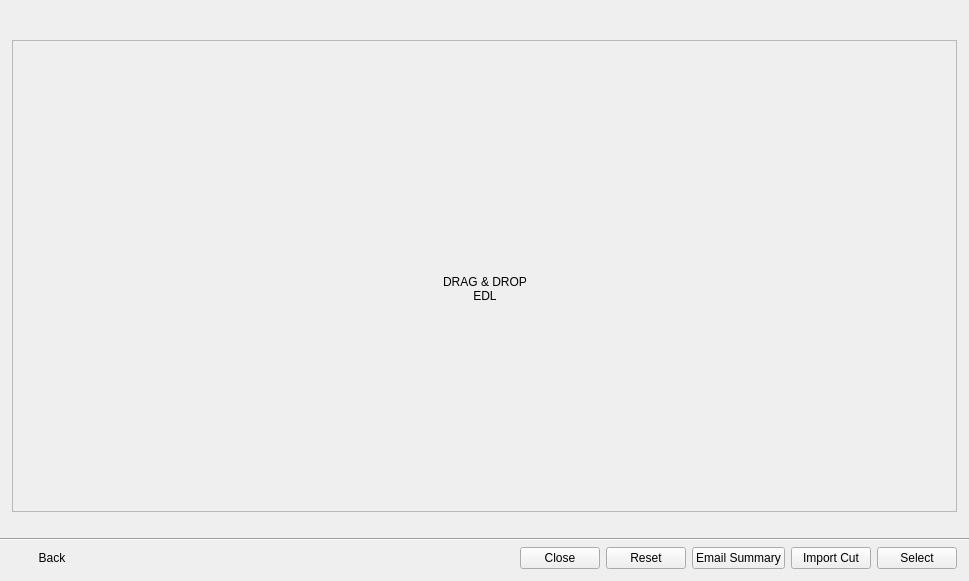
First picture: the form in resources/dialog.ui, repository shotgunsoftware/tk-multi-importcut, before the edit.
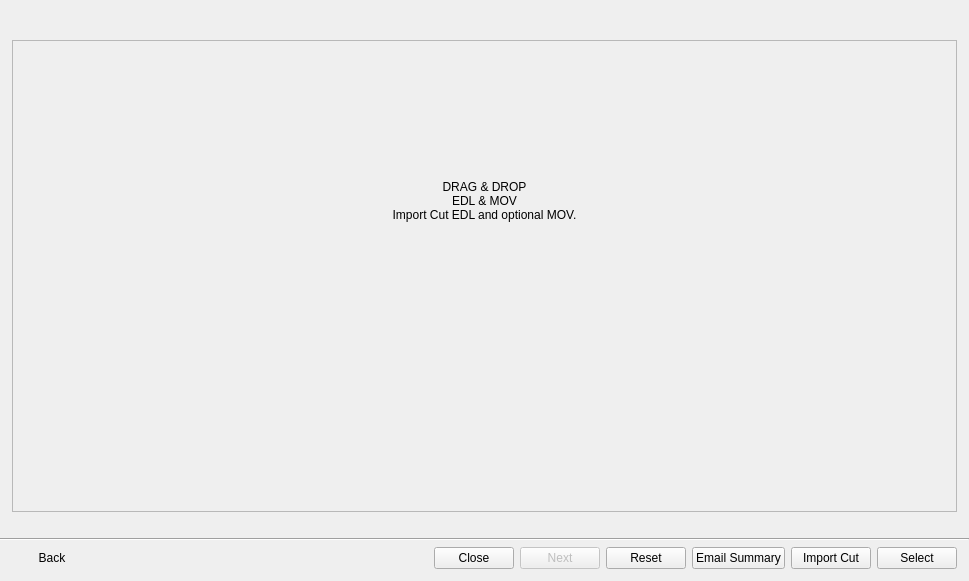
Second picture: the form after the edit. The open tabs and pages were chosen to show the change. Icons and pictures are not drawn. Custom widgets are drawn as their Qt base class.

The edit to the form file:
```diff
--- a/resources/dialog.ui
+++ b/resources/dialog.ui
@@ -102,81 +102,237 @@
          <property name="frameShadow">
           <enum>QFrame::Raised</enum>
          </property>
-         <layout class="QGridLayout" name="gridLayout">
-          <item row="1" column="0">
-           <spacer name="horizontalSpacer_10">
-            <property name="orientation">
-             <enum>Qt::Horizontal</enum>
+         <layout class="QVBoxLayout" name="verticalLayout_12" stretch="0,0,0,0,0,0,0">
+          <property name="spacing">
+           <number>0</number>
+          </property>
+          <property name="leftMargin">
+           <number>0</number>
+          </property>
+          <property name="topMargin">
+           <number>0</number>
+          </property>
+          <property name="rightMargin">
+           <number>0</number>
+          </property>
+          <property name="bottomMargin">
+           <number>0</number>
+          </property>
+          <item>
+           <layout class="QHBoxLayout" name="horizontalLayout_12">
+            <property name="spacing">
+             <number>0</number>
             </property>
-            <property name="sizeHint" stdset="0">
-             <size>
-              <width>40</width>
-              <height>20</height>
-             </size>
+            <property name="leftMargin">
+             <number>27</number>
             </property>
-           </spacer>
-          </item>
-          <item row="1" column="2">
-           <spacer name="horizontalSpacer_11">
-            <property name="orientation">
-             <enum>Qt::Horizontal</enum>
+            <property name="topMargin">
+             <number>30</number>
             </property>
-            <property name="sizeHint" stdset="0">
-             <size>
-              <width>40</width>
-              <height>20</height>
-             </size>
-            </property>
-           </spacer>
+            <item>
+             <widget class="QLabel" name="edl_added_icon">
+              <property name="enabled">
+               <bool>false</bool>
+              </property>
+              <property name="minimumSize">
+               <size>
+                <width>0</width>
+                <height>30</height>
+               </size>
+              </property>
+              <property name="maximumSize">
+               <size>
+                <width>30</width>
+                <height>30</height>
+               </size>
+              </property>
+              <property name="text">
+               <string/>
+              </property>
+              <property name="pixmap">
+               <pixmap resource="resources.qrc">:/tk_multi_importcut/edl_added_icon_30px.png</pixmap>
+              </property>
+              <property name="scaledContents">
+               <bool>true</bool>
+              </property>
+             </widget>
+            </item>
+            <item>
+             <widget class="QLabel" name="mov_added_icon">
+              <property name="enabled">
+               <bool>false</bool>
+              </property>
+              <property name="sizePolicy">
+               <sizepolicy hsizetype="Preferred" vsizetype="Preferred">
+                <horstretch>0</horstretch>
+                <verstretch>0</verstretch>
+               </sizepolicy>
+              </property>
+              <property name="minimumSize">
+               <size>
+                <width>0</width>
+                <height>30</height>
+               </size>
+              </property>
+              <property name="maximumSize">
+               <size>
+                <width>30</width>
+                <height>30</height>
+               </size>
+              </property>
+              <property name="text">
+               <string/>
+              </property>
+              <property name="pixmap">
+               <pixmap resource="resources.qrc">:/tk_multi_importcut/mov_added_icon_30px.png</pixmap>
+              </property>
+              <property name="scaledContents">
+               <bool>true</bool>
+              </property>
+             </widget>
+            </item>
+            <item>
+             <widget class="QLabel" name="file_added_label">
+              <property name="enabled">
+               <bool>false</bool>
+              </property>
+              <property name="minimumSize">
+               <size>
+                <width>0</width>
+                <height>30</height>
+               </size>
+              </property>
+              <property name="text">
+               <string/>
+              </property>
+              <property name="indent">
+               <number>10</number>
+              </property>
+             </widget>
+            </item>
+           </layout>
           </item>
-          <item row="1" column="1">
-           <widget class="QLabel" name="drop_area_icon_label">
-            <property name="maximumSize">
-             <size>
-              <width>200</width>
-              <height>200</height>
-             </size>
+          <item>
+           <layout class="QHBoxLayout" name="horizontalLayout_13">
+            <property name="topMargin">
+             <number>40</number>
             </property>
-            <property name="text">
-             <string/>
-            </property>
-            <property name="pixmap">
-             <pixmap resource="resources.qrc">:/tk_multi_importcut/edl_file.png</pixmap>
-            </property>
-            <property name="scaledContents">
-             <bool>true</bool>
-            </property>
-           </widget>
+            <item>
+             <widget class="QLabel" name="drop_area_icon_label">
+              <property name="sizePolicy">
+               <sizepolicy hsizetype="Preferred" vsizetype="Preferred">
+                <horstretch>0</horstretch>
+                <verstretch>0</verstretch>
+               </sizepolicy>
+              </property>
+              <property name="maximumSize">
+               <size>
+                <width>184</width>
+                <height>80</height>
+               </size>
+              </property>
+              <property name="text">
+               <string/>
+              </property>
+              <property name="pixmap">
+               <pixmap resource="resources.qrc">:/tk_multi_importcut/edl_mov_icon.png</pixmap>
+              </property>
+              <property name="scaledContents">
+               <bool>true</bool>
+              </property>
+              <property name="alignment">
+               <set>Qt::AlignCenter</set>
+              </property>
+             </widget>
+            </item>
+           </layout>
           </item>
-          <item row="2" column="1">
-           <widget class="QLabel" name="drop_area_label">
-            <property name="text">
-             <string>DRAG &amp; DROP
-EDL</string>
-            </property>
-            <property name="alignment">
-             <set>Qt::AlignCenter</set>
-            </property>
-           </widget>
-          </item>
-          <item row="3" column="1">
-           <spacer name="verticalSpacer_6">
-            <property name="orientation">
-             <enum>Qt::Vertical</enum>
-            </property>
-            <property name="sizeHint" stdset="0">
-             <size>
-              <width>20</width>
-              <height>40</height>
-             </size>
-            </property>
-           </spacer>
-          </item>
-          <item row="0" column="1">
+          <item>
            <spacer name="verticalSpacer_7">
             <property name="orientation">
              <enum>Qt::Vertical</enum>
             </property>
+            <property name="sizeType">
+             <enum>QSizePolicy::Fixed</enum>
+            </property>
+            <property name="sizeHint" stdset="0">
+             <size>
+              <width>20</width>
+              <height>25</height>
+             </size>
+            </property>
+           </spacer>
+          </item>
+          <item>
+           <layout class="QVBoxLayout" name="verticalLayout_11">
+            <property name="spacing">
+             <number>0</number>
+            </property>
+            <item>
+             <widget class="QLabel" name="drop_area_label">
+              <property name="lineWidth">
+               <number>1</number>
+              </property>
+              <property name="midLineWidth">
+               <number>0</number>
+              </property>
+              <property name="text">
+               <string>DRAG &amp; DROP</string>
+              </property>
+              <property name="alignment">
+               <set>Qt::AlignHCenter|Qt::AlignTop</set>
+              </property>
+              <property name="indent">
+               <number>0</number>
+              </property>
+             </widget>
+            </item>
+           </layout>
+          </item>
+          <item>
+           <layout class="QVBoxLayout" name="verticalLayout_14">
+            <property name="spacing">
+             <number>0</number>
+            </property>
+            <item>
+             <widget class="QLabel" name="label_2">
+              <property name="text">
+               <string>EDL &amp; MOV</string>
+              </property>
+              <property name="alignment">
+               <set>Qt::AlignHCenter|Qt::AlignTop</set>
+              </property>
+              <property name="wordWrap">
+               <bool>false</bool>
+              </property>
+              <property name="indent">
+               <number>0</number>
+              </property>
+             </widget>
+            </item>
+           </layout>
+          </item>
+          <item>
+           <widget class="QLabel" name="instructions_label">
+            <property name="text">
+             <string>Import Cut EDL and optional MOV.</string>
+            </property>
+            <property name="alignment">
+             <set>Qt::AlignCenter</set>
+            </property>
+            <property name="margin">
+             <number>15</number>
+            </property>
+            <property name="indent">
+             <number>0</number>
+            </property>
+           </widget>
+          </item>
+          <item>
+           <spacer name="verticalSpacer_6">
+            <property name="orientation">
+             <enum>Qt::Vertical</enum>
+            </property>
             <property name="sizeHint" stdset="0">
              <size>
               <width>20</width>
@@ -1492,7 +1648,7 @@
     </widget>
    </item>
    <item>
-    <layout class="QHBoxLayout" name="horizontalLayout" stretch="0,1,0,0,0,0,0">
+    <layout class="QHBoxLayout" name="horizontalLayout" stretch="0,1,0,0,0,0,0,0">
      <property name="leftMargin">
       <number>12</number>
      </property>
@@ -1539,6 +1695,16 @@
        </property>
       </widget>
      </item>
+     <item>
+      <widget class="QPushButton" name="next_button">
+       <property name="enabled">
+        <bool>false</bool>
+       </property>
+       <property name="text">
+        <string>Next</string>
+       </property>
+      </widget>
+     </item>
      <item>
       <widget class="QPushButton" name="reset_button">
        <property name="text">
```
Left out of the diff: 18 changed lines with no effect on the pictures.
